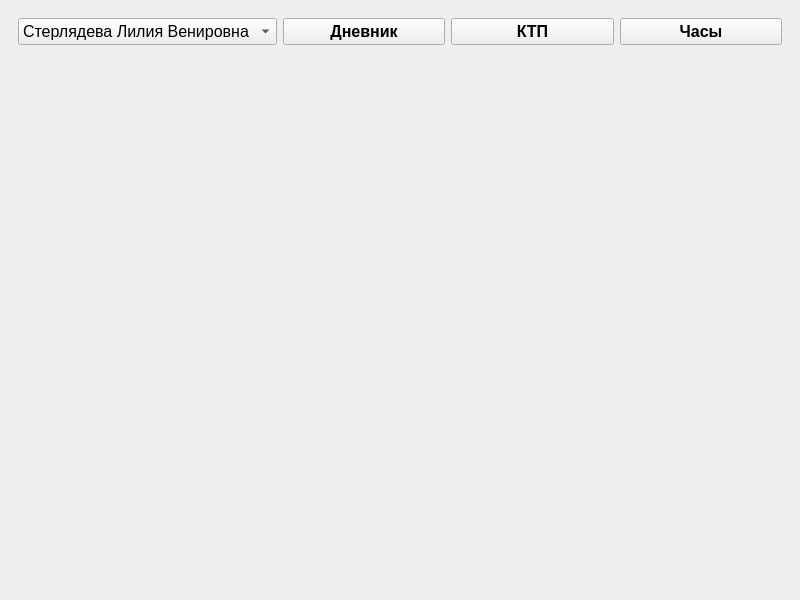
Qt form src/main.ui (Valishins/-) before a commit.
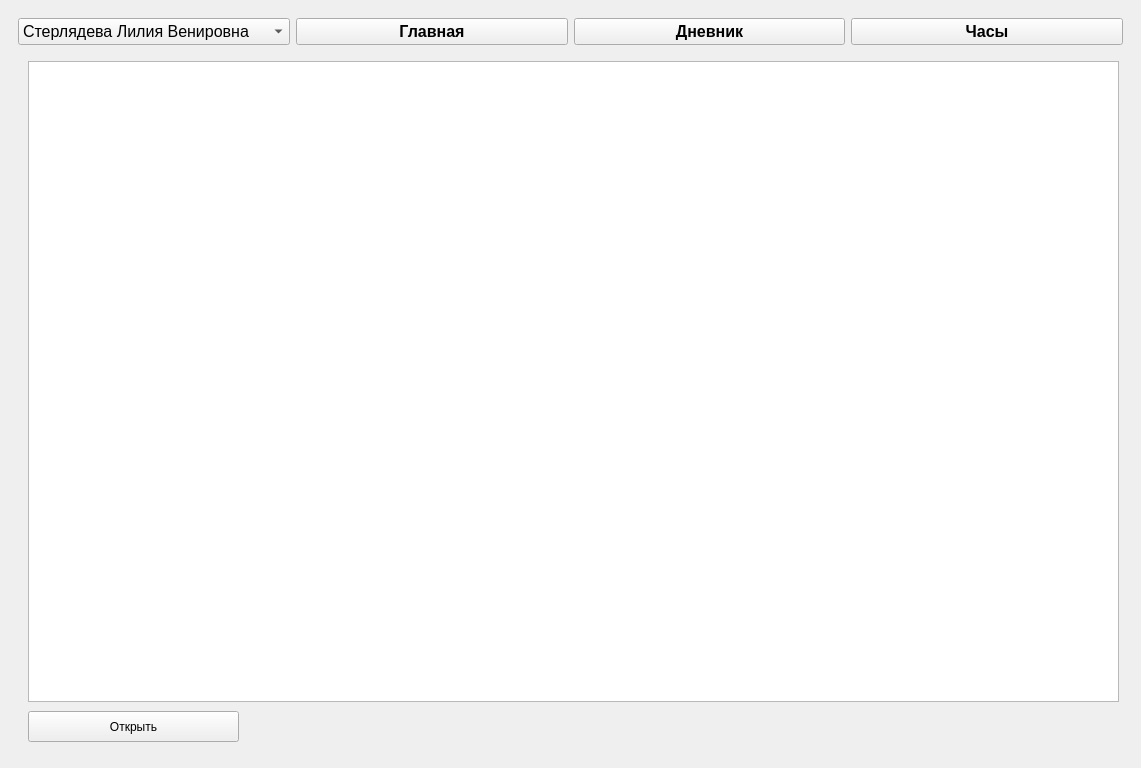
The same form after that commit. The open tabs and pages were chosen to show the change.

```diff
--- a/src/main.ui
+++ b/src/main.ui
@@ -6,8 +6,8 @@
    <rect>
     <x>0</x>
     <y>0</y>
-    <width>800</width>
-    <height>600</height>
+    <width>1141</width>
+    <height>768</height>
    </rect>
   </property>
   <property name="windowTitle">
@@ -50,7 +50,7 @@
             </font>
            </property>
            <property name="text">
-            <string>Дневник</string>
+            <string>Главная</string>
            </property>
           </widget>
          </item>
@@ -64,7 +64,7 @@
             </font>
            </property>
            <property name="text">
-            <string>КТП</string>
+            <string>Дневник</string>
            </property>
           </widget>
          </item>
@@ -686,7 +686,31 @@
            </item>
           </layout>
          </widget>
-         <widget class="QWidget" name="page2"/>
+         <widget class="QWidget" name="page2">
+          <widget class="QTableView" name="tableView_2">
+           <property name="geometry">
+            <rect>
+             <x>10</x>
+             <y>10</y>
+             <width>1091</width>
+             <height>641</height>
+            </rect>
+           </property>
+          </widget>
+          <widget class="QPushButton" name="open_xl">
+           <property name="geometry">
+            <rect>
+             <x>10</x>
+             <y>660</y>
+             <width>211</width>
+             <height>31</height>
+            </rect>
+           </property>
+           <property name="text">
+            <string>Открыть</string>
+           </property>
+          </widget>
+         </widget>
          <widget class="QWidget" name="page3"/>
         </widget>
        </item>
```
Left out of the diff: 3 changed lines with no effect on the pictures.
